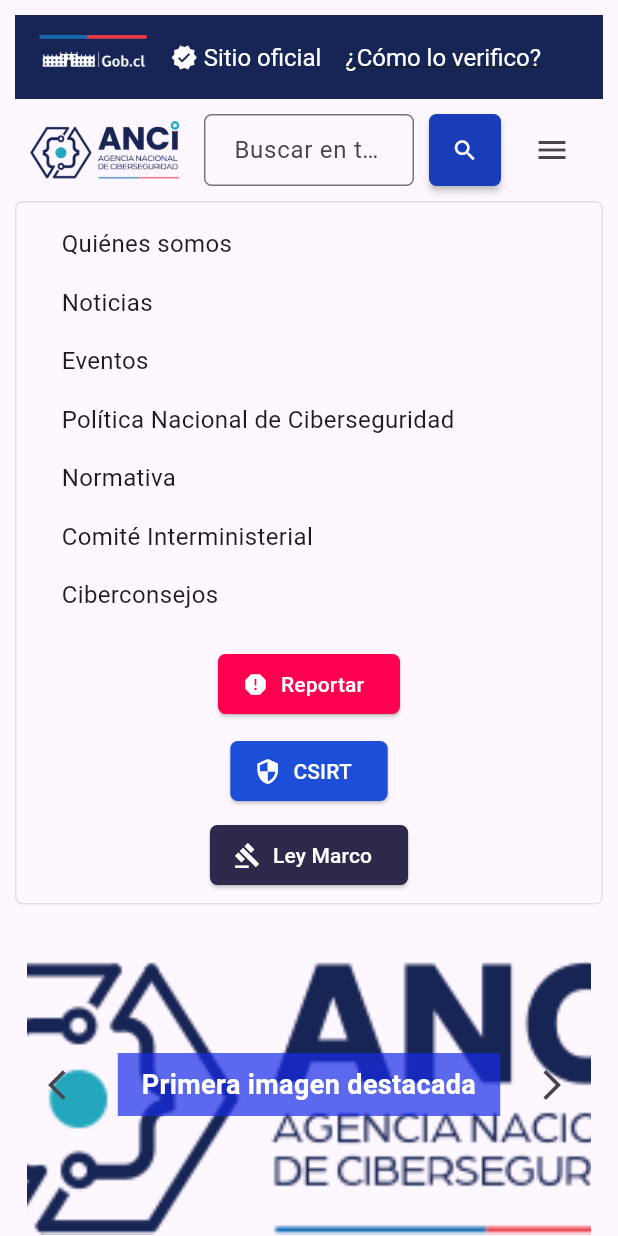
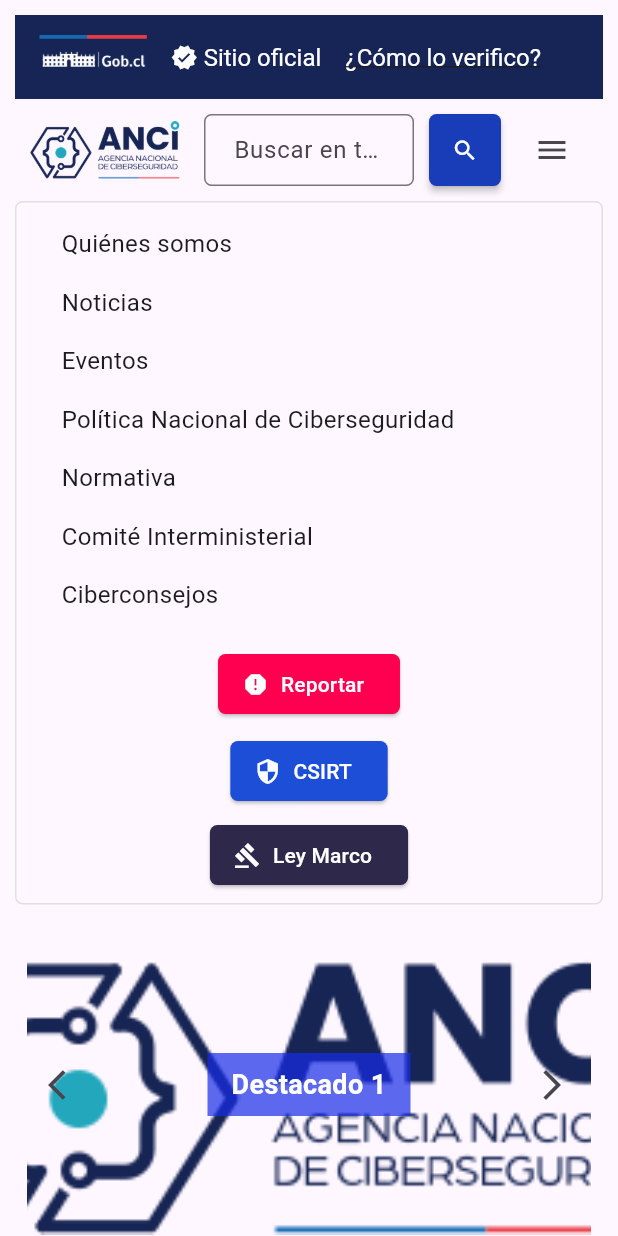
Before and after one commit to eliasmunozz/prueba_flutter, a Flutter app: the screen it shows after launch, after a tap on the "menu" icon, on a phone screen of 412 x 824 dp. Run offline on Flutter 3.47's test engine with Material 3 defaults, Android fonts, the phone set to English and light mode, and no system bars; our stand-ins replace font_awesome_flutter.

Commit message:
correcciones widgets homepage y menú

```diff
--- a/lib/main.dart
+++ b/lib/main.dart
@@ -12,7 +12,7 @@
   Widget build(BuildContext context) {
     return const MaterialApp(
       debugShowCheckedModeBanner: false,
-      home: MyHomePage()
+      home: PaginaInicio(),
     );
   }
 }
--- a/lib/pages/home_page.dart
+++ b/lib/pages/home_page.dart
@@ -9,8 +9,8 @@
 import '../widgets/sociales_footer.dart';
 import 'articulo_page.dart';
 
-class MyHomePage extends StatelessWidget {
-  const MyHomePage({super.key});
+class PaginaInicio extends StatelessWidget {
+  const PaginaInicio({super.key});
 
   @override
   Widget build(BuildContext context) {
@@ -28,40 +28,38 @@
                 imageData: [
                   {
                     'path': 'assets/images/logo_barra.png',
-                    'text': 'Primera imagen destacada',
+                    'text': 'Destacado 1',
                   },
                   {
                     'path': 'assets/images/logo_barra.png',
-                    'text': '¡Nueva colección disponible!',
+                    'text': 'Destacado 2',
                   },
                   {
                     'path': 'assets/images/logo_barra.png',
-                    'text': 'Ofertas por tiempo limitado',
+                    'text': 'Destacado 3',
                   },
                 ],
-                comment: 'Hay que quitar este comentario xd',
+                comment: '',
               ),
               const SizedBox(height: 20),
               const Text(
                 'Noticias Recientes',
-                style: TextStyle(
-                  fontSize: 30.0,
-                ),
+                style: TextStyle(fontSize: 30.0),
               ),
               const SizedBox(height: 20),
-
-
               GestureDetector(
                 onTap: () {
                   Navigator.push(
                     context,
-                    MaterialPageRoute(builder: (context) => const ArticuloPage()),
+                    MaterialPageRoute(
+                      builder: (context) => const ArticuloPage(),
+                    ),
                   );
                 },
                 child: const ArticuloHome(
                   imagePath: 'assets/images/noticia1.png',
                   text: 'Noticia 1: Lanzamiento del nuevo producto',
-                  date: '01/10/20',
+                  date: '01/10/25',
                 ),
               ),
               const SizedBox(height: 10),
@@ -69,13 +67,15 @@
                 onTap: () {
                   Navigator.push(
                     context,
-                    MaterialPageRoute(builder: (context) => const ArticuloPage()),
+                    MaterialPageRoute(
+                      builder: (context) => const ArticuloPage(),
+                    ),
                   );
                 },
                 child: const ArticuloHome(
                   imagePath: 'assets/images/noticia1.png',
                   text: 'Noticia 2: Actualización importante',
-                  date: '01/10/20',
+                  date: '01/10/25',
                 ),
               ),
               BotonHomeSig(
@@ -85,21 +85,18 @@
                 },
               ),
 
-              const Text(
-                'Eventos',
-                style: TextStyle(
-                  fontSize: 30.0,
-                ),
-              ),
+              const Text('Eventos', style: TextStyle(fontSize: 30.0)),
               const SizedBox(height: 20),
               EventoWidget(
-                titulo: 'Charla: Consejos para fortalecer tu ciberseguridad personal',
+                titulo:
+                    'Charla: Consejos para fortalecer tu ciberseguridad personal',
                 descripcion: 'Evento Virtual',
                 fecha: 'abril-16-2025',
               ),
               const SizedBox(height: 10),
               EventoWidget(
-                titulo: 'Charla: Consejos para fortalecer tu ciberseguridad personal',
+                titulo:
+                    'Charla: Consejos para fortalecer tu ciberseguridad personal',
                 descripcion: 'Evento Virtual',
                 fecha: 'abril-16-2025',
               ),
@@ -108,9 +105,7 @@
               const Text(
                 textAlign: TextAlign.right,
                 'Ciberconsejos',
-                style: TextStyle(
-                  fontSize: 30.0,
-                ),
+                style: TextStyle(fontSize: 30.0),
               ),
               const SizedBox(height: 10),
 
@@ -118,7 +113,9 @@
                 onTap: () {
                   Navigator.push(
                     context,
-                    MaterialPageRoute(builder: (context) => const ArticuloPage()),
+                    MaterialPageRoute(
+                      builder: (context) => const ArticuloPage(),
+                    ),
                   );
                 },
                 child: const ArticuloHome(
@@ -132,7 +129,9 @@
                 onTap: () {
                   Navigator.push(
                     context,
-                    MaterialPageRoute(builder: (context) => const ArticuloPage()),
+                    MaterialPageRoute(
+                      builder: (context) => const ArticuloPage(),
+                    ),
                   );
                 },
                 child: const ArticuloHome(
@@ -147,7 +146,9 @@
                 onPressed: () {
                   Navigator.push(
                     context,
-                    MaterialPageRoute(builder: (context) => const ArticuloPage()),
+                    MaterialPageRoute(
+                      builder: (context) => const ArticuloPage(),
+                    ),
                   );
                 },
               ),
--- a/lib/widgets/menu_bar.dart
+++ b/lib/widgets/menu_bar.dart
@@ -19,25 +19,18 @@
     });
   }
 
-  // Redirige al presionar el item del menú
-  void _navigateToMisionPage() {
-    Navigator.push(
-      context,
-      MaterialPageRoute(builder: (context) => const MisionPage()),
-    );
+  void _navigateToPage(VoidCallback onPressed) {
+    onPressed();
   }
 
-  Widget _buildMenuItem(String text) {
+  Widget _buildMenuItem(String text, VoidCallback onPressed) {
     return Padding(
       padding: const EdgeInsets.symmetric(horizontal: 30.0, vertical: 8.0),
       child: Align(
         alignment: Alignment.centerLeft,
         child: GestureDetector(
-          onTap: _navigateToMisionPage, // Redirigir a MisionPage al tocar el ítem
-          child: Text(
-            text,
-            style: const TextStyle(fontSize: 16),
-          ),
+          onTap: () => _navigateToPage(onPressed),
+          child: Text(text, style: const TextStyle(fontSize: 16)),
         ),
       ),
     );
@@ -54,9 +47,7 @@
       style: ElevatedButton.styleFrom(
         backgroundColor: color,
         foregroundColor: Colors.white,
-        shape: RoundedRectangleBorder(
-          borderRadius: BorderRadius.circular(5),
-        ),
+        shape: RoundedRectangleBorder(borderRadius: BorderRadius.circular(5)),
       ),
       icon: Icon(icon),
       label: Text(text),
@@ -78,7 +69,9 @@
                   onTap: () {
                     Navigator.push(
                       context,
-                      MaterialPageRoute(builder: (context) => const MyHomePage()),
+                      MaterialPageRoute(
+                        builder: (context) => const PaginaInicio(),
+                      ),
                     );
                   },
                   child: SizedBox(
@@ -103,7 +96,9 @@
                       borderRadius: BorderRadius.circular(5.0),
                       borderSide: const BorderSide(color: Colors.blue),
                     ),
-                    contentPadding: const EdgeInsets.symmetric(horizontal: 16.0),
+                    contentPadding: const EdgeInsets.symmetric(
+                      horizontal: 16.0,
+                    ),
                   ),
                 ),
               ),
@@ -123,17 +118,11 @@
                     ),
                     elevation: 2.0,
                   ),
-                  child: const Icon(
-                    Icons.search,
-                    color: Colors.white,
-                  ),
+                  child: const Icon(Icons.search, color: Colors.white),
                 ),
               ),
               const SizedBox(width: 10.0),
-              IconButton(
-                icon: const Icon(Icons.menu),
-                onPressed: _toggleMenu,
-              ),
+              IconButton(icon: const Icon(Icons.menu), onPressed: _toggleMenu),
             ],
           ),
         ),
@@ -141,25 +130,81 @@
         // Menú colapsable
         AnimatedSize(
           duration: const Duration(milliseconds: 300),
-          child: _isMenuVisible
+          child:
+              _isMenuVisible
                   ? Padding(
                     padding: const EdgeInsets.symmetric(horizontal: 0.0),
                     child: Container(
                       padding: const EdgeInsets.symmetric(vertical: 8.0),
                       decoration: BoxDecoration(
-                      border: Border.all(color: Colors.grey.shade300, width: 1),
+                        border: Border.all(
+                          color: Colors.grey.shade300,
+                          width: 1,
+                        ),
                         borderRadius: BorderRadius.circular(5.0),
                       ),
                       child: Column(
                         crossAxisAlignment: CrossAxisAlignment.start,
                         children: [
-                        _buildMenuItem('Quiénes somos'),
-                        _buildMenuItem('Noticias'),
-                        _buildMenuItem('Eventos'),
-                        _buildMenuItem('Política Nacional de Ciberseguridad'),
-                        _buildMenuItem('Normativa'),
-                        _buildMenuItem('Comité Interministerial'),
-                        _buildMenuItem('Ciberconsejos'),
+                          _buildMenuItem('Quiénes somos', () {
+                            Navigator.push(
+                              context,
+                              MaterialPageRoute(
+                                builder: (context) => const MisionPage(),
+                              ),
+                            );
+                          }),
+                          _buildMenuItem('Noticias', () {
+                            Navigator.push(
+                              context,
+                              MaterialPageRoute(
+                                builder: (context) => const MisionPage(),
+                              ),
+                            );
+                          }),
+                          _buildMenuItem('Eventos', () {
+                            Navigator.push(
+                              context,
+                              MaterialPageRoute(
+                                builder: (context) => const MisionPage(),
+                              ),
+                            );
+                          }),
+                          _buildMenuItem(
+                            'Política Nacional de Ciberseguridad',
+                            () {
+                              Navigator.push(
+                                context,
+                                MaterialPageRoute(
+                                  builder: (context) => const MisionPage(),
+                                ),
+                              );
+                            },
+                          ),
+                          _buildMenuItem('Normativa', () {
+                            Navigator.push(
+                              context,
+                              MaterialPageRoute(
+                                builder: (context) => const MisionPage(),
+                              ),
+                            );
+                          }),
+                          _buildMenuItem('Comité Interministerial', () {
+                            Navigator.push(
+                              context,
+                              MaterialPageRoute(
+                                builder: (context) => const MisionPage(),
+                              ),
+                            );
+                          }),
+                          _buildMenuItem('Ciberconsejos', () {
+                            Navigator.push(
+                              context,
+                              MaterialPageRoute(
+                                builder: (context) => const MisionPage(),
+                              ),
+                            );
+                          }),
                           const SizedBox(height: 16),
                           Center(
                             child: Column(
@@ -171,7 +216,10 @@
                                   onPressed: () {
                                     Navigator.push(
                                       context,
-                                    MaterialPageRoute(builder: (context) => const ReportarPage()),
+                                      MaterialPageRoute(
+                                        builder:
+                                            (context) => const ReportarPage(),
+                                      ),
                                     );
                                   },
                                 ),
```
Also changed, not shown: 1 other file. Lines whose indentation alone changed are shown as unchanged.
